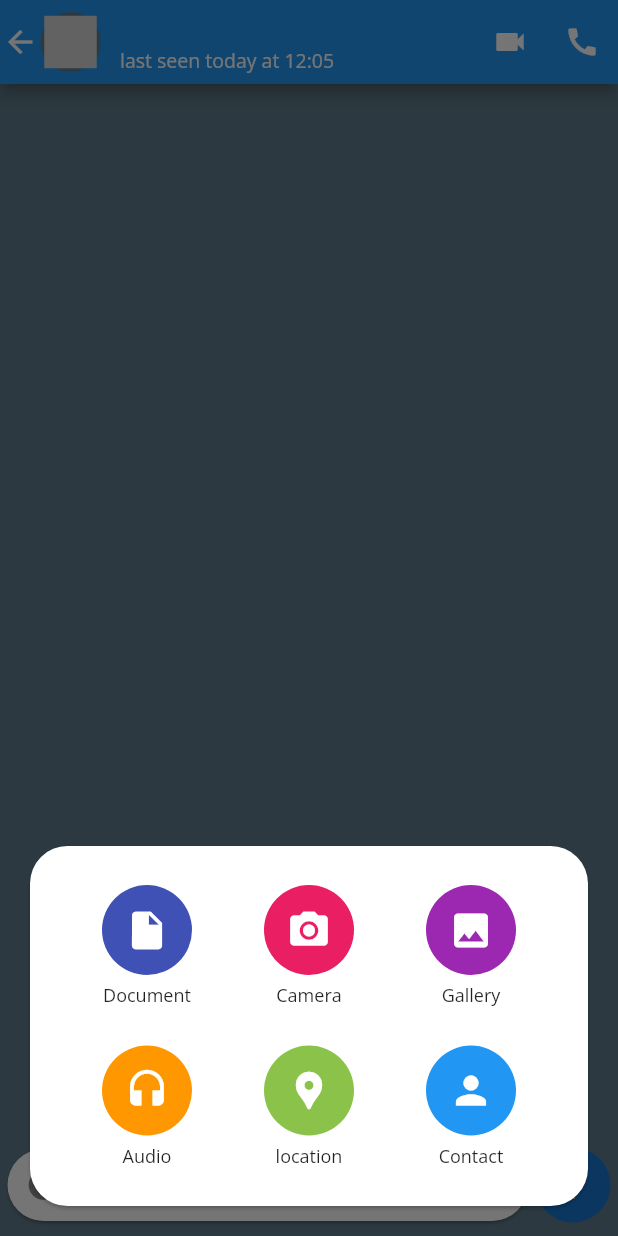
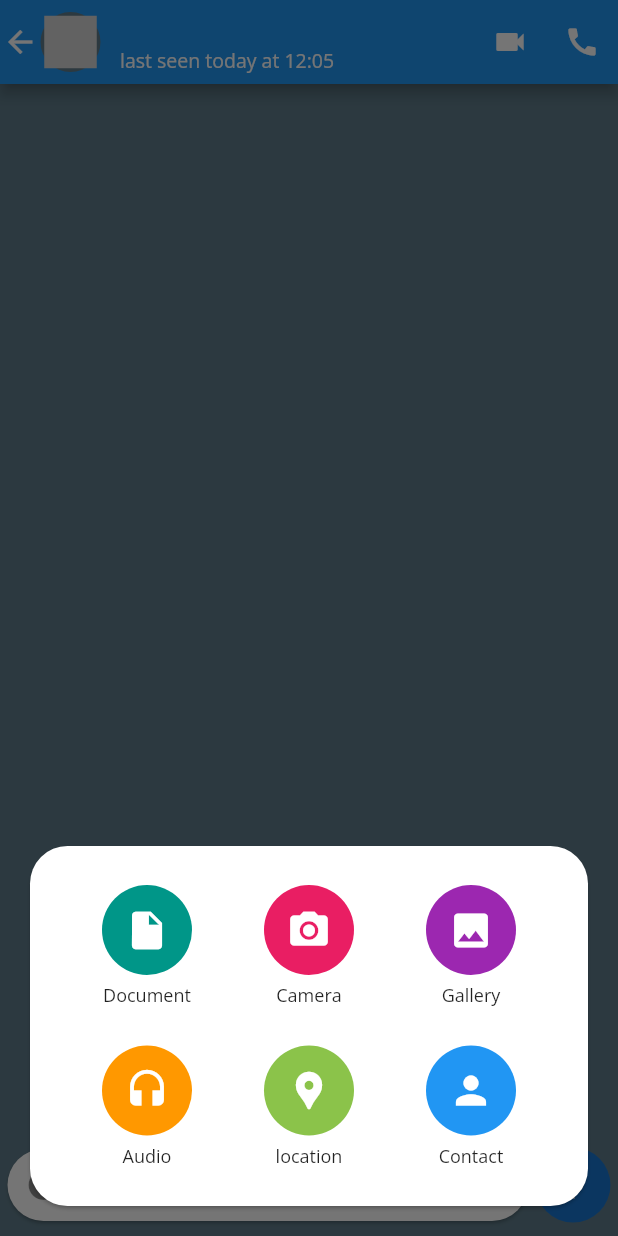
Before and after one commit to jin-vita/my-chat, a Flutter app: the IndividualScreen screen opened directly with empty values, item 2 of the bottom bar chosen, on a phone screen of 412 x 824 dp. Run offline on Flutter 3.47's test engine with Material 2 defaults, Android fonts, the phone set to English and light mode, and no system bars; our stand-ins replace flutter_svg.

```diff
--- a/lib/screen/individual_screen.dart
+++ b/lib/screen/individual_screen.dart
@@ -212,9 +212,11 @@ class _IndividualScreenState extends State<IndividualScreen> {
   iconCreation({
     required String text,
     required IconData icon,
-    Color color = Colors.indigo,
+    Color color = Colors.teal,
   }) {
-    return Column(
+    return InkWell(
+      onTap: () {},
+      child: Column(
         children: [
           CircleAvatar(
             backgroundColor: color,
@@ -231,6 +233,7 @@ class _IndividualScreenState extends State<IndividualScreen> {
             style: const TextStyle(fontSize: 12),
           ),
         ],
+      ),
     );
   }
 }
```
Also changed, not shown: lib/screen/select_screen.dart (added, +15 -0 lines). Lines whose indentation alone changed are shown as unchanged.
